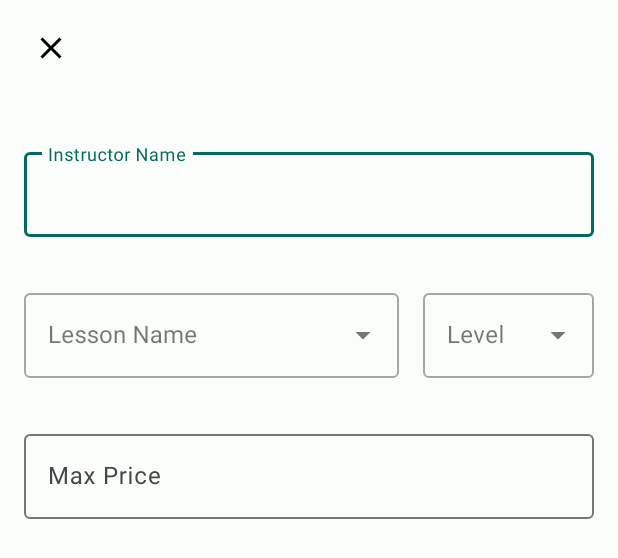
After one commit to netanellevine/Yoga_Time, an Android app: the layout fragment_participant_search_popup.xml on its own in the app's theme, with its tools: preview values and no code run, on a phone screen of 412 x 824 dp. The commit adds this screen. Shown: the top 558 px of the screen. Run offline under Robolectric (Android 15) with nearby library versions, the phone set to English and light mode, and no system bars; Roboto replaces fonts that are not available here.

Commit message:
added search button

```diff
--- /dev/null
+++ b/app/src/main/res/drawable/ic_baseline_search_24.xml
@@ -0,0 +1,5 @@
+<vector android:height="24dp" android:tint="#5BC6AD"
+    android:viewportHeight="24" android:viewportWidth="24"
+    android:width="24dp" xmlns:android="http://schemas.android.com/apk/res/android">
+    <path android:fillColor="@android:color/white" android:pathData="M15.5,14h-0.79l-0.28,-0.27C15.41,12.59 16,11.11 16,9.5 16,5.91 13.09,3 9.5,3S3,5.91 3,9.5 5.91,16 9.5,16c1.61,0 3.09,-0.59 4.23,-1.57l0.27,0.28v0.79l5,4.99L20.49,19l-4.99,-5zM9.5,14C7.01,14 5,11.99 5,9.5S7.01,5 9.5,5 14,7.01 14,9.5 11.99,14 9.5,14z"/>
+</vector>
--- /dev/null
+++ b/app/src/main/res/layout/fragment_participant_search_popup.xml
@@ -0,0 +1,137 @@
+<?xml version="1.0" encoding="utf-8"?>
+<androidx.coordinatorlayout.widget.CoordinatorLayout xmlns:android="http://schemas.android.com/apk/res/android"
+    xmlns:app="http://schemas.android.com/apk/res-auto"
+    xmlns:tools="http://schemas.android.com/tools"
+    android:layout_width="match_parent"
+    android:layout_height="match_parent"
+    tools:context=".Participant.ParticipantDiaryWeekly">
+
+    <com.google.android.material.appbar.AppBarLayout
+        android:layout_width="match_parent"
+        android:layout_height="wrap_content"
+        app:elevation="0dp">
+
+        <androidx.appcompat.widget.Toolbar
+            android:id="@+id/toolbar"
+            android:layout_width="match_parent"
+            android:layout_height="?attr/actionBarSize"
+            android:paddingStart="6dp"
+            android:paddingEnd="16dp"
+            app:contentInsetStartWithNavigation="0dp"
+            app:navigationIcon="@drawable/ic_baseline_close_24" />
+
+    </com.google.android.material.appbar.AppBarLayout>
+
+    <FrameLayout
+        android:layout_width="match_parent"
+        android:layout_height="match_parent"
+        app:layout_behavior="@string/appbar_scrolling_view_behavior">
+
+        <LinearLayout
+            android:layout_width="match_parent"
+            android:layout_height="wrap_content"
+            android:orientation="vertical">
+
+        <LinearLayout
+            android:layout_width="match_parent"
+            android:layout_height="wrap_content"
+            android:layout_marginStart="16dp"
+            android:layout_marginTop="32dp"
+            android:layout_marginEnd="16dp"
+            android:orientation="horizontal">
+
+            <com.google.android.material.textfield.TextInputLayout
+                android:id="@+id/instructor_name_layout"
+                android:layout_width="0dp"
+                android:layout_height="wrap_content"
+                android:layout_weight="1"
+                android:hint="Instructor Name">
+
+                <com.google.android.material.textfield.TextInputEditText
+                    android:id="@+id/instructor_name"
+                    android:layout_width="match_parent"
+                    android:layout_height="wrap_content"
+                    android:inputType="text"
+                    />
+            </com.google.android.material.textfield.TextInputLayout>
+
+        </LinearLayout>
+            <LinearLayout
+                android:layout_width="match_parent"
+                android:layout_height="wrap_content"
+                android:layout_marginStart="16dp"
+                android:layout_marginTop="32dp"
+                android:layout_marginEnd="16dp"
+                android:orientation="horizontal">
+
+
+                <com.google.android.material.textfield.TextInputLayout
+                    android:id="@+id/lesson_name_layout"
+                    android:layout_width="0dp"
+                    android:layout_height="wrap_content"
+                    android:layout_weight="2.2"
+                    style= "@style/Widget.MaterialComponents.TextInputLayout.OutlinedBox.ExposedDropdownMenu"
+                    android:hint="Lesson Name">
+
+                    <com.google.android.material.textfield.MaterialAutoCompleteTextView
+                        android:id="@+id/lesson_name"
+                        android:layout_width="match_parent"
+                        android:layout_height="wrap_content"
+                        android:inputType="text" />
+                </com.google.android.material.textfield.TextInputLayout>
+
+
+                <com.google.android.material.textfield.TextInputLayout
+                    android:id="@+id/lesson_level_layout"
+                    style="@style/Widget.MaterialComponents.TextInputLayout.OutlinedBox.ExposedDropdownMenu"
+                    android:layout_width="0dp"
+                    android:layout_height="wrap_content"
+                    android:layout_marginStart="16dp"
+                    android:layout_weight="1"
+                    android:hint="Level">
+
+
+                    <com.google.android.material.textfield.MaterialAutoCompleteTextView
+                        android:id="@+id/lesson_level"
+                        android:layout_width="match_parent"
+                        android:layout_height="wrap_content"
+                        android:inputType="none" />
+                </com.google.android.material.textfield.TextInputLayout>
+
+            </LinearLayout>
+
+            <LinearLayout
+                android:layout_width="match_parent"
+                android:layout_height="wrap_content"
+                android:layout_marginStart="16dp"
+                android:layout_marginTop="32dp"
+                android:layout_marginEnd="16dp"
+                android:orientation="horizontal">
+
+                <com.google.android.material.textfield.TextInputLayout
+                    android:id="@+id/lesson_price_layout"
+                    android:layout_width="0dp"
+                    android:layout_height="wrap_content"
+                    android:layout_weight="1"
+                    android:hint="Max Price">
+
+                    <com.google.android.material.textfield.TextInputEditText
+                        android:id="@+id/lesson_price"
+                        android:layout_width="match_parent"
+                        android:layout_height="wrap_content"
+                        android:inputType="numberDecimal" />
+                </com.google.android.material.textfield.TextInputLayout>
+
+
+
+            </LinearLayout>
+
+
+
+
+
+        </LinearLayout>
+
+    </FrameLayout>
+
+</androidx.coordinatorlayout.widget.CoordinatorLayout>
--- a/app/src/main/res/layout/participant_weekly.xml
+++ b/app/src/main/res/layout/participant_weekly.xml
@@ -1,4 +1,5 @@
 <?xml version="1.0" encoding="utf-8"?>
+
 <androidx.constraintlayout.widget.ConstraintLayout xmlns:android="http://schemas.android.com/apk/res/android"
     xmlns:app="http://schemas.android.com/apk/res-auto"
     android:layout_width="match_parent"
--- a/app/src/main/res/values/strings.xml
+++ b/app/src/main/res/values/strings.xml
@@ -20,6 +20,7 @@
     <string name="phone">Phone</string>
 
     <string-array name="lesson_levels">
+        <item>any</item>
         <item>All</item>
         <item>A</item>
         <item>B</item>
```
Also changed, not shown: app/src/main/java/businessLogic/DataBL.kt (+12 -1 lines), app/src/main/java/com/example/yogatime/Participant/ParticipantDiaryWeekly.kt (+21 -6 lines), app/src/main/java/com/example/yogatime/Participant/ParticipentSearchPopupFragment.kt (added, +160 -0 lines), app/src/main/java/dataAccessLayer/Data.kt (+47 -0 lines), app/src/main/res/menu/participant_search_popup.xml (added, +10 -0 lines).
